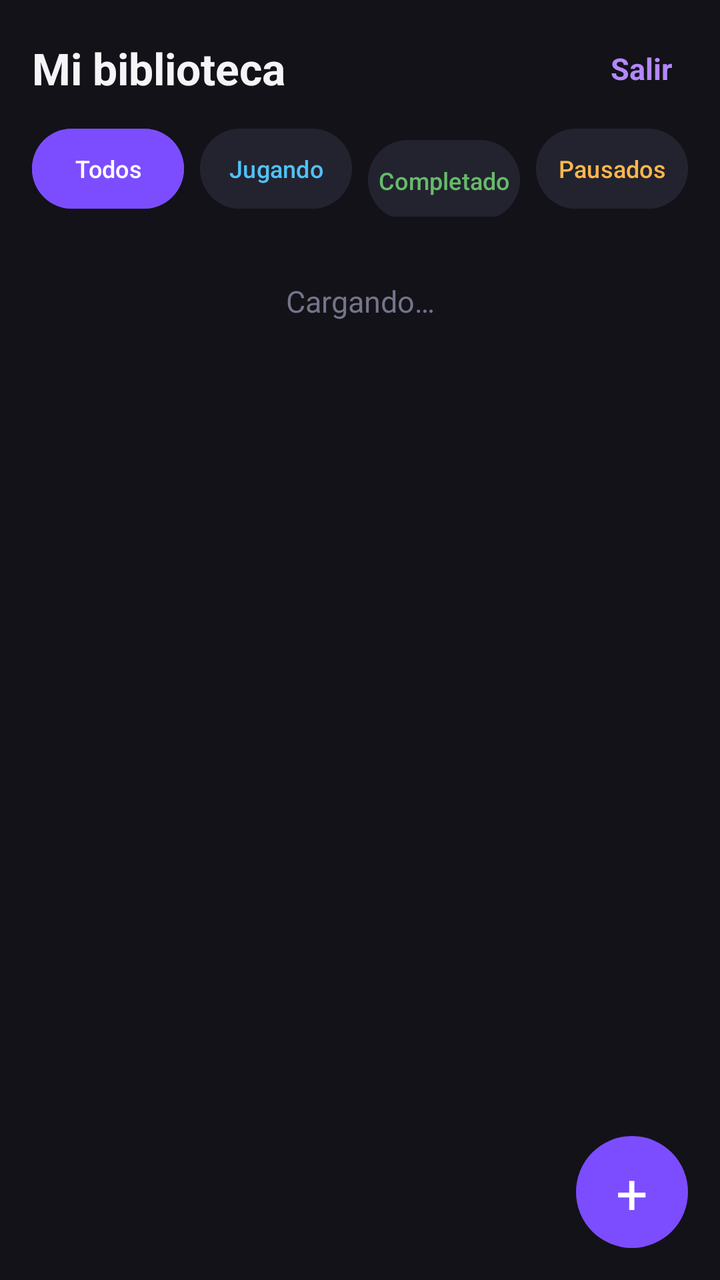
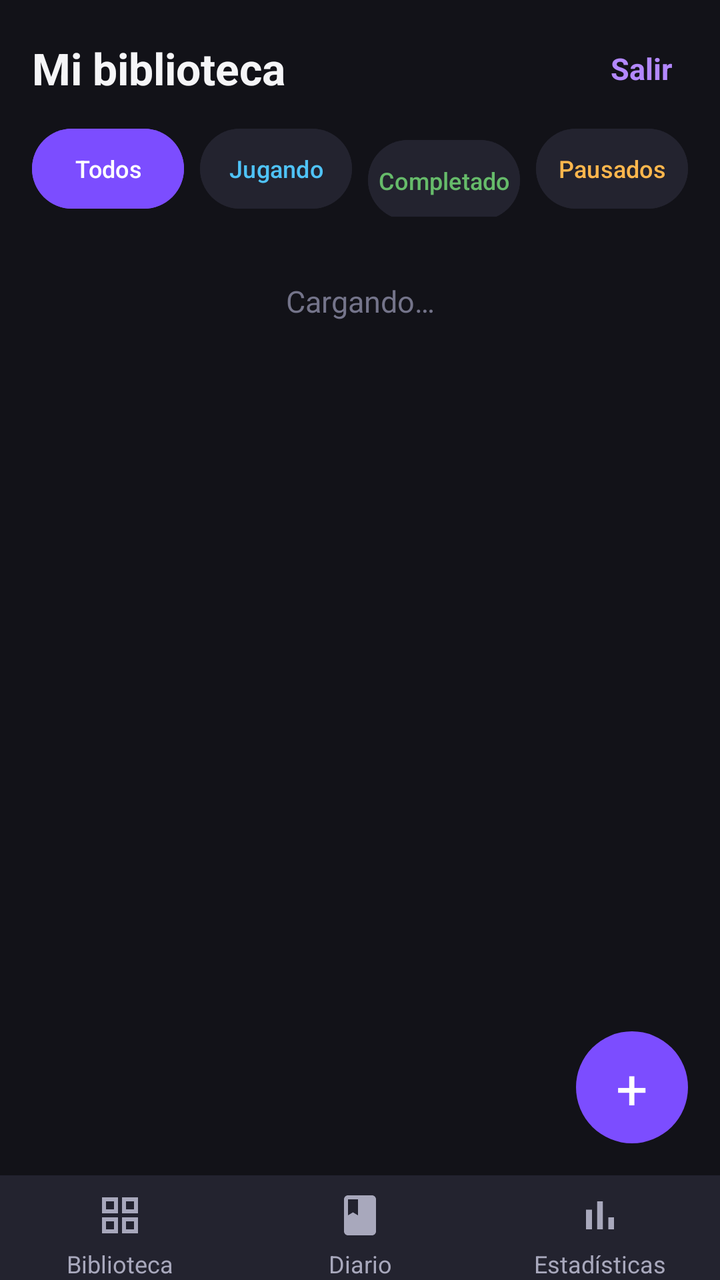

The first picture is an Android layout as it rendered before a commit; the second is the same layout after the commit. The layout source and the unified diff follow.
<!-- AndroidManifest.xml: application theme Theme.BitacoraGamer -->
<!-- res/layout/activity_biblioteca.xml -->
<?xml version="1.0" encoding="utf-8"?>
<androidx.constraintlayout.widget.ConstraintLayout xmlns:android="http://schemas.android.com/apk/res/android"
    xmlns:app="http://schemas.android.com/apk/res-auto"
    xmlns:tools="http://schemas.android.com/tools"
    android:id="@+id/main"
    android:layout_width="match_parent"
    android:layout_height="match_parent"
    android:background="@color/fondo"
    tools:context=".BibliotecaActivity">


    <LinearLayout
        android:id="@+id/encabezado"
        android:layout_width="0dp"
        android:layout_height="wrap_content"
        android:layout_marginStart="@dimen/margen_pantalla"
        android:layout_marginTop="@dimen/margen_pantalla"
        android:layout_marginEnd="@dimen/margen_pantalla"
        android:gravity="center_vertical"
        android:orientation="horizontal"
        app:layout_constraintEnd_toEndOf="parent"
        app:layout_constraintStart_toStartOf="parent"
        app:layout_constraintTop_toTopOf="parent">

        <TextView
            android:layout_width="0dp"
            android:layout_height="wrap_content"
            android:layout_weight="1"
            android:text="@string/titulo_biblioteca"
            android:textColor="@color/texto_primario"
            android:textSize="@dimen/texto_titulo"
            android:textStyle="bold" />

        <TextView
            android:id="@+id/tv_salir"
            android:layout_width="wrap_content"
            android:layout_height="wrap_content"
            android:padding="@dimen/espacio_medio"
            android:text="@string/salir"
            android:textColor="@color/acento"
            android:textSize="@dimen/texto_cuerpo"
            android:textStyle="bold" />
    </LinearLayout>


    <LinearLayout
        android:id="@+id/filtros"
        android:layout_width="0dp"
        android:layout_height="wrap_content"
        android:layout_marginStart="@dimen/margen_pantalla"
        android:layout_marginTop="@dimen/espacio_medio"
        android:layout_marginEnd="@dimen/margen_pantalla"
        android:orientation="horizontal"
        app:layout_constraintEnd_toEndOf="parent"
        app:layout_constraintStart_toStartOf="parent"
        app:layout_constraintTop_toBottomOf="@id/encabezado">

        <Button
            android:id="@+id/btn_filtro_todos"
            android:layout_width="0dp"
            android:layout_height="wrap_content"
            android:layout_marginEnd="@dimen/espacio_chico"
            android:layout_weight="1"
            android:backgroundTint="@color/primario"
            android:maxLines="1"
            android:paddingStart="@dimen/padding_boton"
            android:paddingEnd="@dimen/padding_boton"
            android:text="@string/filtro_todos"
            android:textColor="@color/white"
            android:textSize="@dimen/texto_chico" />

        <Button
            android:id="@+id/btn_filtro_jugando"
            android:layout_width="0dp"
            android:layout_height="wrap_content"
            android:layout_marginStart="@dimen/espacio_chico"
            android:layout_marginEnd="@dimen/espacio_chico"
            android:layout_weight="1"
            android:backgroundTint="@color/superficie"
            android:maxLines="1"
            android:paddingStart="@dimen/padding_boton"
            android:paddingEnd="@dimen/padding_boton"
            android:text="@string/filtro_jugando"
            android:textColor="@color/estado_jugando"
            android:textSize="@dimen/texto_chico" />

        <Button
            android:id="@+id/btn_filtro_completados"
            android:layout_width="0dp"
            android:layout_height="wrap_content"
            android:layout_marginStart="@dimen/espacio_chico"
            android:layout_marginEnd="@dimen/espacio_chico"
            android:layout_weight="1"
            android:backgroundTint="@color/superficie"
            android:maxLines="1"
            android:paddingStart="@dimen/padding_boton"
            android:paddingEnd="@dimen/padding_boton"
            android:text="@string/filtro_completados"
            android:textColor="@color/estado_completado"
            android:textSize="@dimen/texto_chico" />

        <Button
            android:id="@+id/btn_filtro_pausados"
            android:layout_width="0dp"
            android:layout_height="wrap_content"
            android:layout_marginStart="@dimen/espacio_chico"
            android:layout_weight="1"
            android:backgroundTint="@color/superficie"
            android:maxLines="1"
            android:paddingStart="@dimen/padding_boton"
            android:paddingEnd="@dimen/padding_boton"
            android:text="@string/filtro_pausados"
            android:textColor="@color/estado_pausado"
            android:textSize="@dimen/texto_chico" />
    </LinearLayout>


    <TextView
        android:id="@+id/tv_vacio"
        android:layout_width="0dp"
        android:layout_height="wrap_content"
        android:layout_marginStart="@dimen/margen_pantalla"
        android:layout_marginTop="@dimen/espacio_enorme"
        android:layout_marginEnd="@dimen/margen_pantalla"
        android:gravity="center"
        android:text="@string/cargando"
        android:textColor="@color/texto_tenue"
        android:textSize="@dimen/texto_cuerpo"
        app:layout_constraintEnd_toEndOf="parent"
        app:layout_constraintStart_toStartOf="parent"
        app:layout_constraintTop_toBottomOf="@id/filtros" />


    <ScrollView
        android:id="@+id/scroll_biblioteca"
        android:layout_width="0dp"
        android:layout_height="0dp"
        android:layout_marginStart="@dimen/margen_pantalla"
        android:layout_marginTop="@dimen/espacio_medio"
        android:layout_marginEnd="@dimen/margen_pantalla"
        app:layout_constraintBottom_toBottomOf="parent"
        app:layout_constraintEnd_toEndOf="parent"
        app:layout_constraintStart_toStartOf="parent"
        app:layout_constraintTop_toBottomOf="@id/filtros">


        <LinearLayout
            android:id="@+id/contenedor_juegos"
            android:layout_width="match_parent"
            android:layout_height="wrap_content"
            android:orientation="vertical"
            android:paddingBottom="@dimen/boton_flotante" />
    </ScrollView>


    <TextView
        android:id="@+id/btn_agregar_juego"
        android:layout_width="@dimen/boton_flotante"
        android:layout_height="@dimen/boton_flotante"
        android:layout_marginEnd="@dimen/margen_pantalla"
        android:layout_marginBottom="@dimen/margen_pantalla"
        android:background="@drawable/fondo_boton_flotante"
        android:contentDescription="@string/desc_agregar_juego"
        android:gravity="center"
        android:text="@string/mas"
        android:textColor="@color/white"
        android:textSize="@dimen/texto_boton_flotante"
        app:layout_constraintBottom_toBottomOf="parent"
        app:layout_constraintEnd_toEndOf="parent" />

</androidx.constraintlayout.widget.ConstraintLayout>
<!-- resources referenced by this layout -->
<resources>
  <color name="acento">#FFB388FF</color>
  <color name="estado_completado">#FF66BB6A</color>
  <color name="estado_jugando">#FF4FC3F7</color>
  <color name="estado_pausado">#FFFFB74D</color>
  <color name="fondo">#FF121218</color>
  <color name="primario">#FF7C4DFF</color>
  <color name="superficie">#FF23232F</color>
  <color name="texto_primario">#FFF5F5F7</color>
  <color name="texto_tenue">#FF74748A</color>
  <color name="white">#FFFFFFFF</color>
  <dimen name="boton_flotante">56dp</dimen>
  <dimen name="espacio_chico">4dp</dimen>
  <dimen name="espacio_enorme">32dp</dimen>
  <dimen name="espacio_medio">8dp</dimen>
  <dimen name="margen_pantalla">16dp</dimen>
  <dimen name="padding_boton">4dp</dimen>
  <dimen name="texto_boton_flotante">28sp</dimen>
  <dimen name="texto_chico">12sp</dimen>
  <dimen name="texto_cuerpo">15sp</dimen>
  <dimen name="texto_titulo">22sp</dimen>
  <!-- drawable fondo_boton_flotante (drawable) -->
  <?xml version="1.0" encoding="utf-8"?>
  <shape xmlns:android="http://schemas.android.com/apk/res/android"
      android:shape="oval">
      <solid android:color="@color/primario" />
  </shape>
  <string name="cargando">Cargando…</string>
  <string name="desc_agregar_juego">Agregar un juego</string>
  <string name="filtro_completados">Completados</string>
  <string name="filtro_jugando">Jugando</string>
  <string name="filtro_pausados">Pausados</string>
  <string name="filtro_todos">Todos</string>
  <string name="mas" translatable="false">+</string>
  <string name="salir">Salir</string>
  <string name="titulo_biblioteca">Mi biblioteca</string>
  <style name="Theme.BitacoraGamer" parent="Base.Theme.BitacoraGamer" />
  <style name="Base.Theme.BitacoraGamer" parent="Theme.Material3.DayNight.NoActionBar">
          
          
          <item name="colorPrimary">@color/primario</item>
          <item name="colorOnPrimary">@color/white</item>
          <item name="android:colorBackground">@color/fondo</item>
          <item name="android:windowBackground">@color/fondo</item>
      </style>
</resources>

<!-- the commit's change to res/layout/activity_biblioteca.xml (unified diff, before → after) -->
@@ -130,7 +130,6 @@
         app:layout_constraintStart_toStartOf="parent"
         app:layout_constraintTop_toBottomOf="@id/filtros" />
 
-
     <ScrollView
         android:id="@+id/scroll_biblioteca"
         android:layout_width="0dp"
@@ -138,7 +137,7 @@
         android:layout_marginStart="@dimen/margen_pantalla"
         android:layout_marginTop="@dimen/espacio_medio"
         android:layout_marginEnd="@dimen/margen_pantalla"
-        app:layout_constraintBottom_toBottomOf="parent"
+        app:layout_constraintBottom_toTopOf="@id/barra_navegacion"
         app:layout_constraintEnd_toEndOf="parent"
         app:layout_constraintStart_toStartOf="parent"
         app:layout_constraintTop_toBottomOf="@id/filtros">
@@ -165,7 +164,67 @@
         android:text="@string/mas"
         android:textColor="@color/white"
         android:textSize="@dimen/texto_boton_flotante"
+        app:layout_constraintBottom_toTopOf="@id/barra_navegacion"
+        app:layout_constraintEnd_toEndOf="parent" />
+
+    <include
+        android:id="@+id/barra_navegacion"
+        layout="@layout/barra_navegacion"
+        android:layout_width="0dp"
+        android:layout_height="wrap_content"
         app:layout_constraintBottom_toBottomOf="parent"
-        app:layout_constraintEnd_toEndOf="parent" />
+        app:layout_constraintEnd_toEndOf="parent"
+        app:layout_constraintStart_toStartOf="parent" />
 
 </androidx.constraintlayout.widget.ConstraintLayout>
+<!-- res/layout/barra_navegacion.xml (included above) -->
+<?xml version="1.0" encoding="utf-8"?>
+<LinearLayout xmlns:android="http://schemas.android.com/apk/res/android"
+    xmlns:app="http://schemas.android.com/apk/res-auto"
+    android:layout_width="match_parent"
+    android:layout_height="@dimen/alto_barra_navegacion"
+    android:background="@color/superficie"
+    android:orientation="horizontal">
+
+    <TextView
+        android:id="@+id/nav_biblioteca"
+        android:layout_width="0dp"
+        android:layout_height="match_parent"
+        android:layout_weight="1"
+        android:drawablePadding="@dimen/espacio_chico"
+        android:gravity="center"
+        android:paddingTop="@dimen/espacio_medio"
+        android:text="@string/nav_biblioteca"
+        android:textColor="@color/texto_secundario"
+        android:textSize="@dimen/texto_navegacion"
+        app:drawableTopCompat="@drawable/ic_biblioteca"
+        app:drawableTint="@color/texto_secundario" />
+
+    <TextView
+        android:id="@+id/nav_diario"
+        android:layout_width="0dp"
+        android:layout_height="match_parent"
+        android:layout_weight="1"
+        android:drawablePadding="@dimen/espacio_chico"
+        android:gravity="center"
+        android:paddingTop="@dimen/espacio_medio"
+        android:text="@string/nav_diario"
+        android:textColor="@color/texto_secundario"
+        android:textSize="@dimen/texto_navegacion"
+        app:drawableTopCompat="@drawable/ic_diario"
+        app:drawableTint="@color/texto_secundario" />
+
+    <TextView
+        android:id="@+id/nav_estadisticas"
+        android:layout_width="0dp"
+        android:layout_height="match_parent"
+        android:layout_weight="1"
+        android:drawablePadding="@dimen/espacio_chico"
+        android:gravity="center"
+        android:paddingTop="@dimen/espacio_medio"
+        android:text="@string/nav_estadisticas"
+        android:textColor="@color/texto_secundario"
+        android:textSize="@dimen/texto_navegacion"
+        app:drawableTopCompat="@drawable/ic_estadisticas"
+        app:drawableTint="@color/texto_secundario" />
+</LinearLayout>
<!-- resource entries referenced after the edit -->
@@ -8,8 +8,10 @@
   <color name="primario">#FF7C4DFF</color>
   <color name="superficie">#FF23232F</color>
   <color name="texto_primario">#FFF5F5F7</color>
+  <color name="texto_secundario">#FFA8A8BC</color>
   <color name="texto_tenue">#FF74748A</color>
   <color name="white">#FFFFFFFF</color>
+  <dimen name="alto_barra_navegacion">64dp</dimen>
   <dimen name="boton_flotante">56dp</dimen>
   <dimen name="espacio_chico">4dp</dimen>
   <dimen name="espacio_enorme">32dp</dimen>
@@ -19,6 +21,7 @@
   <dimen name="texto_boton_flotante">28sp</dimen>
   <dimen name="texto_chico">12sp</dimen>
   <dimen name="texto_cuerpo">15sp</dimen>
+  <dimen name="texto_navegacion">12sp</dimen>
   <dimen name="texto_titulo">22sp</dimen>
   <!-- drawable fondo_boton_flotante (drawable) -->
   <?xml version="1.0" encoding="utf-8"?>
@@ -26,6 +29,39 @@
       android:shape="oval">
       <solid android:color="@color/primario" />
   </shape>
+  <!-- drawable ic_biblioteca (drawable) -->
+  <?xml version="1.0" encoding="utf-8"?>
+  <vector xmlns:android="http://schemas.android.com/apk/res/android"
+      android:width="@dimen/icono_navegacion"
+      android:height="@dimen/icono_navegacion"
+      android:viewportWidth="24"
+      android:viewportHeight="24">
+      <path
+          android:fillColor="@color/white"
+          android:pathData="M3,3v8h8V3H3zM9,9H5V5h4V9zM3,13v8h8v-8H3zM9,19H5v-4h4V19zM13,3v8h8V3H13zM19,9h-4V5h4V9zM13,13v8h8v-8H13zM19,19h-4v-4h4V19z" />
+  </vector>
+  <!-- drawable ic_diario (drawable) -->
+  <?xml version="1.0" encoding="utf-8"?>
+  <vector xmlns:android="http://schemas.android.com/apk/res/android"
+      android:width="@dimen/icono_navegacion"
+      android:height="@dimen/icono_navegacion"
+      android:viewportWidth="24"
+      android:viewportHeight="24">
+      <path
+          android:fillColor="@color/white"
+          android:pathData="M18,2H6c-1.1,0 -2,0.9 -2,2v16c0,1.1 0.9,2 2,2h12c1.1,0 2,-0.9 2,-2V4c0,-1.1 -0.9,-2 -2,-2zM6,4h5v8l-2.5,-1.5L6,12V4z" />
+  </vector>
+  <!-- drawable ic_estadisticas (drawable) -->
+  <?xml version="1.0" encoding="utf-8"?>
+  <vector xmlns:android="http://schemas.android.com/apk/res/android"
+      android:width="@dimen/icono_navegacion"
+      android:height="@dimen/icono_navegacion"
+      android:viewportWidth="24"
+      android:viewportHeight="24">
+      <path
+          android:fillColor="@color/white"
+          android:pathData="M5,9.2h3V19H5V9.2zM10.6,5h2.8v14h-2.8V5zM16.2,13H19v6h-2.8V13z" />
+  </vector>
   <string name="cargando">Cargando…</string>
   <string name="desc_agregar_juego">Agregar un juego</string>
   <string name="filtro_completados">Completados</string>
@@ -33,9 +69,13 @@
   <string name="filtro_pausados">Pausados</string>
   <string name="filtro_todos">Todos</string>
   <string name="mas" translatable="false">+</string>
+  <string name="nav_biblioteca">Biblioteca</string>
+  <string name="nav_diario">Diario</string>
+  <string name="nav_estadisticas">Estadísticas</string>
   <string name="salir">Salir</string>
   <string name="titulo_biblioteca">Mi biblioteca</string>
   <style name="Theme.BitacoraGamer" parent="Base.Theme.BitacoraGamer" />
+  <dimen name="icono_navegacion">24dp</dimen>
   <style name="Base.Theme.BitacoraGamer" parent="Theme.Material3.DayNight.NoActionBar">
           
           
